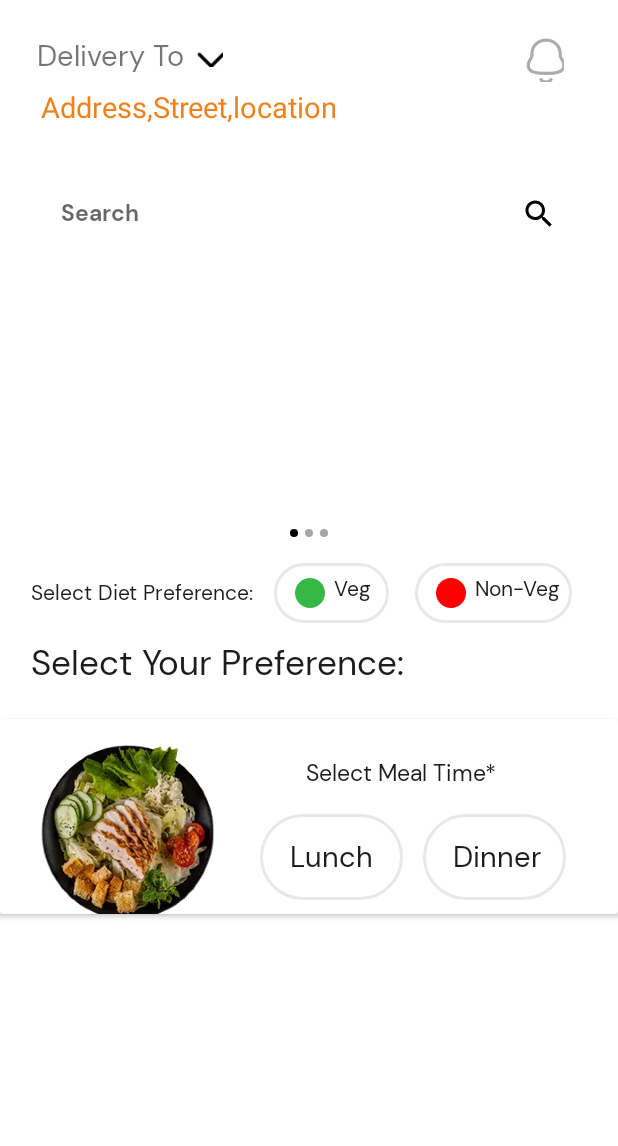
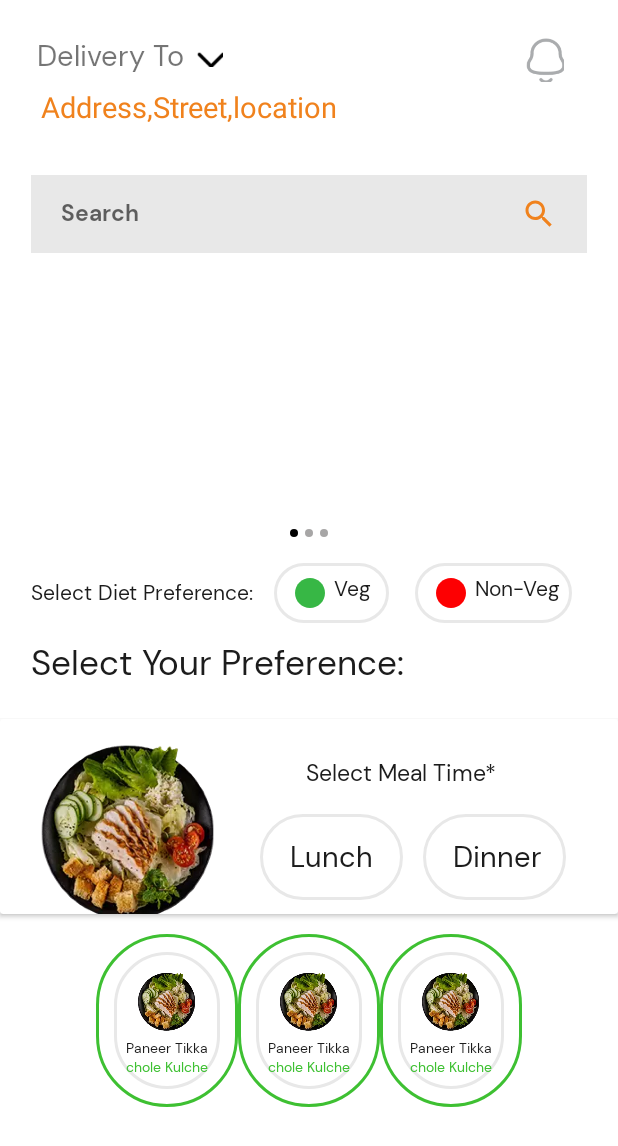
Before and after one commit to SanskarPatidar-Git/Exerboost, an Android app: the layout activity_main.xml on its own in the app's theme, with its tools: preview values and no code run, on a phone screen of 412 x 824 dp. Shown: the top 1146 px of the screen. Run offline under Robolectric (Android 15) with nearby library versions, the phone set to English and light mode, and no system bars.

Commit message:
item card layout

```diff
--- a/app/src/main/java/com/arbutus/exerboost/autoimagesliderAdapter.java
+++ b/app/src/main/java/com/arbutus/exerboost/autoimagesliderAdapter.java
@@ -6,7 +6,6 @@ import android.view.View;
 import android.view.ViewGroup;
 import android.widget.ImageView;
 
-import com.bumptech.glide.Glide;
 import com.library.sliderview.SliderViewAdapter;
 
 
--- /dev/null
+++ b/app/src/main/res/drawable/green_border.xml
@@ -0,0 +1,16 @@
+<?xml version="1.0" encoding="utf-8"?>
+<shape xmlns:android="http://schemas.android.com/apk/res/android"
+    android:shape="rectangle">
+    <stroke
+        android:width="2dp"
+        android:color="@color/textcolorGreen" />
+    <corners android:radius="190dp"/>
+    <padding
+        android:left="8dp"
+        android:top="8dp"
+        android:right="8dp"
+        android:bottom="8dp" >
+
+    </padding>
+
+</shape>
--- a/app/src/main/res/drawable/ic_search.xml
+++ b/app/src/main/res/drawable/ic_search.xml
@@ -1,4 +1,4 @@
-<vector android:height="24dp" android:tint="#000000"
+<vector android:height="24dp" android:tint="#F0821D"
     android:viewportHeight="24" android:viewportWidth="24"
     android:width="24dp" xmlns:android="http://schemas.android.com/apk/res/android">
     <path android:fillColor="@android:color/white" android:pathData="M15.5,14h-0.79l-0.28,-0.27C15.41,12.59 16,11.11 16,9.5 16,5.91 13.09,3 9.5,3S3,5.91 3,9.5 5.91,16 9.5,16c1.61,0 3.09,-0.59 4.23,-1.57l0.27,0.28v0.79l5,4.99L20.49,19l-4.99,-5zM9.5,14C7.01,14 5,11.99 5,9.5S7.01,5 9.5,5 14,7.01 14,9.5 11.99,14 9.5,14z"/>
--- a/app/src/main/res/layout/activity_main.xml
+++ b/app/src/main/res/layout/activity_main.xml
@@ -1,10 +1,14 @@
 <?xml version="1.0" encoding="utf-8"?>
-<androidx.constraintlayout.widget.ConstraintLayout xmlns:android="http://schemas.android.com/apk/res/android"
+<androidx.core.widget.NestedScrollView xmlns:android="http://schemas.android.com/apk/res/android"
     xmlns:app="http://schemas.android.com/apk/res-auto"
     xmlns:tools="http://schemas.android.com/tools"
     android:layout_width="match_parent"
-    android:layout_height="match_parent"
-   >
+    android:layout_height="match_parent">
+
+    <androidx.constraintlayout.widget.ConstraintLayout
+        android:layout_width="match_parent"
+        android:layout_height="match_parent">
+
 
         <TextView
             android:id="@+id/deliveryToTextView"
@@ -57,7 +61,8 @@
             android:layout_width="0dp"
             android:layout_height="@dimen/_40sdp"
             android:layout_marginTop="@dimen/_25sdp"
-        android:backgroundTint="#E8E8E8"
+
+            android:background="@color/greycolor"
             android:orientation="horizontal"
             app:layout_constraintEnd_toEndOf="@id/guideline_right"
             app:layout_constraintStart_toStartOf="@id/guideline_left"
@@ -69,9 +74,9 @@
                 android:layout_height="match_parent"
                 android:layout_marginLeft="@dimen/_10sdp"
                 android:layout_marginRight="@dimen/_10sdp"
-            android:background="@android:color/transparent"
+
                 android:drawableRight="@drawable/ic_search"
-            android:drawablePadding="@dimen/_5sdp"
+                android:drawablePadding="@dimen/_4sdp"
                 android:fontFamily="@font/dmsans_bold"
                 android:gravity="center_vertical"
                 android:hint="Search"
@@ -209,7 +214,7 @@
                     android:layout_marginStart="10dp"
                     android:src="@drawable/card_view_image"
                     app:layout_constraintStart_toStartOf="parent"
-                app:layout_constraintTop_toTopOf="parent"/>
+                    app:layout_constraintTop_toTopOf="parent" />
 
                 <TextView
                     android:id="@+id/selectMealTimeTextView"
@@ -236,17 +241,16 @@
                     android:background="@drawable/border_with_background"
                     app:layout_constraintBottom_toBottomOf="parent"
                     app:layout_constraintStart_toEndOf="@+id/cardviewImage"
-                app:layout_constraintTop_toBottomOf="@id/selectMealTimeTextView"
-            >
+                    app:layout_constraintTop_toBottomOf="@id/selectMealTimeTextView">
 
                     <TextView
                         android:id="@+id/lunchTextView"
                         android:layout_width="wrap_content"
                         android:layout_height="wrap_content"
-                    android:padding="@dimen/_6sdp"
                         android:layout_marginLeft="@dimen/_3sdp"
                         android:layout_marginRight="@dimen/_3sdp"
                         android:fontFamily="@font/dmsans_regular"
+                        android:padding="@dimen/_6sdp"
                         android:text="Lunch"
                         android:textColor="@color/colorSecondary"
                         android:textSize="@dimen/_15sdp" />
@@ -258,9 +262,9 @@
                     android:layout_width="wrap_content"
                     android:layout_height="wrap_content"
 
+                    android:layout_marginStart="@dimen/_10sdp"
                     android:background="@drawable/border_with_background"
                     app:layout_constraintBottom_toBottomOf="@id/lunchLayout"
-               android:layout_marginStart="@dimen/_10sdp"
                     app:layout_constraintStart_toEndOf="@+id/lunchLayout"
                     app:layout_constraintTop_toBottomOf="@id/selectMealTimeTextView"
                     app:layout_constraintTop_toTopOf="@id/lunchLayout">
@@ -271,8 +275,8 @@
                         android:layout_height="wrap_content"
                         android:layout_marginLeft="@dimen/_3sdp"
                         android:fontFamily="@font/dmsans_regular"
+                        android:padding="@dimen/_6sdp"
                         android:text="Dinner"
-                    android:padding="@dimen/_6sdp"
                         android:textColor="@color/colorSecondary"
                         android:textSize="@dimen/_15sdp" />
 
@@ -281,6 +285,19 @@
             </androidx.constraintlayout.widget.ConstraintLayout>
 
         </androidx.cardview.widget.CardView>
+
+        <androidx.recyclerview.widget.RecyclerView
+            android:id="@+id/recyclerViewHomePage"
+            android:layout_width="wrap_content"
+            android:layout_height="wrap_content"
+            android:layout_marginTop="@dimen/_10sdp"
+            android:orientation="horizontal"
+            tools:listitem="@layout/item_list_home_page"
+            app:layoutManager="androidx.recyclerview.widget.LinearLayoutManager"
+            app:layout_constraintEnd_toStartOf="@id/guideline_right"
+            app:layout_constraintStart_toEndOf="@id/guideline_left"
+            app:layout_constraintTop_toBottomOf="@id/choicevegCardView"
+            app:layout_constraintBottom_toTopOf="@id/guideline_bottom"/>
 
         <androidx.constraintlayout.widget.Guideline
             android:id="@+id/guideline_top"
@@ -309,5 +326,5 @@
             android:layout_height="wrap_content"
             android:orientation="vertical"
             app:layout_constraintGuide_end="@dimen/_16sdp" />
-
     </androidx.constraintlayout.widget.ConstraintLayout>
+</androidx.core.widget.NestedScrollView>
--- /dev/null
+++ b/app/src/main/res/layout/item_list_home_page.xml
@@ -0,0 +1,46 @@
+<?xml version="1.0" encoding="utf-8"?>
+<LinearLayout xmlns:android="http://schemas.android.com/apk/res/android"
+    xmlns:app="http://schemas.android.com/apk/res-auto"
+    android:layout_width="wrap_content"
+    android:layout_height="wrap_content"
+    android:background="@drawable/green_border">
+
+    <LinearLayout
+        android:layout_width="wrap_content"
+        android:layout_height="wrap_content"
+        android:padding="4dp"
+       >
+
+        <LinearLayout
+            android:layout_width="wrap_content"
+            android:layout_height="wrap_content"
+            android:orientation="vertical"
+            android:background="@drawable/border_with_background">
+
+            <ImageView
+                android:id="@+id/itemImageView"
+                android:layout_width="50dp"
+                android:layout_height="50dp"
+                android:layout_gravity="center"
+                android:src="@drawable/card_view_image" />
+
+            <TextView
+                android:layout_width="wrap_content"
+                android:layout_height="wrap_content"
+                android:fontFamily="@font/dmsans_regular"
+                android:text="Paneer Tikka"
+                android:textColor="@color/colorSecondary"
+                android:textSize="@dimen/_7sdp" />
+
+            <TextView
+                android:layout_width="wrap_content"
+                android:layout_height="wrap_content"
+                android:fontFamily="@font/dmsans_regular"
+                android:text="chole Kulche"
+                android:textColor="@color/textcolorGreen"
+                android:textSize="@dimen/_7sdp" />
+
+
+        </LinearLayout>
+    </LinearLayout>
+</LinearLayout>
--- a/app/src/main/res/values/colors.xml
+++ b/app/src/main/res/values/colors.xml
@@ -4,7 +4,12 @@
 
     <color name="colorPrimary">#F0821D</color>
     <color name="colorSecondary">#1C1C1C</color>
-    <color name="grey">#AAACAE</color>
+    <color name="defaultColor">#AAACAE</color>
+<color name="greycolor">#E8E8E8</color>
+    <color name="cardViewBackgroundcolor">#F9F5DC</color>
+    <color name="cardviewBordercolor">#EBD132</color>
+    <color name="textcolorGreen">#3EC032</color>
+
 
     <color name="pin_view_text_hint_default">#FFFFFF</color>
     <color name="pin_view_text_selected">#000000</color>
--- a/app/src/main/res/values/styles.xml
+++ b/app/src/main/res/values/styles.xml
@@ -26,4 +26,8 @@
         <item name="android:textSize">@dimen/_12ssp</item>
         <item name="fontFamily">@font/dmsans_medium</item>
     </style>
+
+    <style name="SpinnerTheme">
+        <item name="android:textColor">@color/colorSecondary</item>
+        <item name="android:fontFamily">@font/dmsans_medium</item>      </style>
 </resources>
```
Also changed, not shown: app/src/main/res/drawable/input_bg.xml (added, +12 -0 lines), app/src/main/res/layout/activity_add_new_address.xml (+37 -18 lines), app/src/main/res/drawable/item_card_image.png (added). Lines whose indentation alone changed are shown as unchanged.
